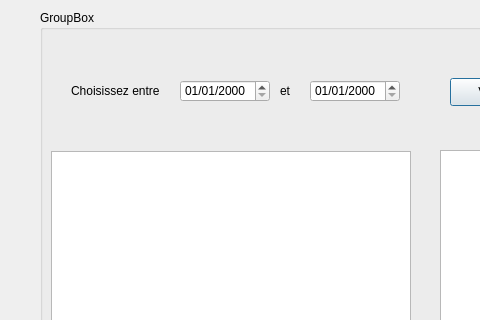
ZghalYoussef97/Sixpack-, file Mouadhromdhane/dialog1.ui: the form before one commit; both pictures show x 0 to 480 and y 0 to 320 of the 949 by 572 pixel window.
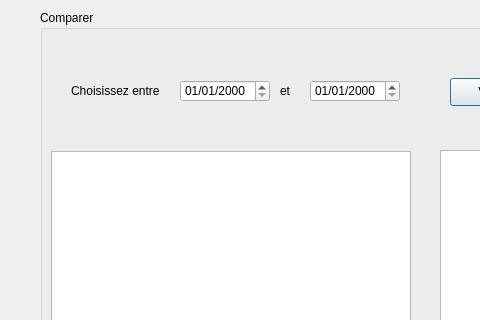
The form after the commit.

```diff
--- a/Mouadhromdhane/dialog1.ui
+++ b/Mouadhromdhane/dialog1.ui
@@ -23,14 +23,14 @@
     </rect>
    </property>
    <property name="title">
-    <string>GroupBox</string>
+    <string>Comparer</string>
    </property>
    <widget class="QLabel" name="label">
     <property name="geometry">
      <rect>
       <x>31</x>
       <y>73</y>
-      <width>91</width>
+      <width>100</width>
       <height>16</height>
      </rect>
     </property>
```
